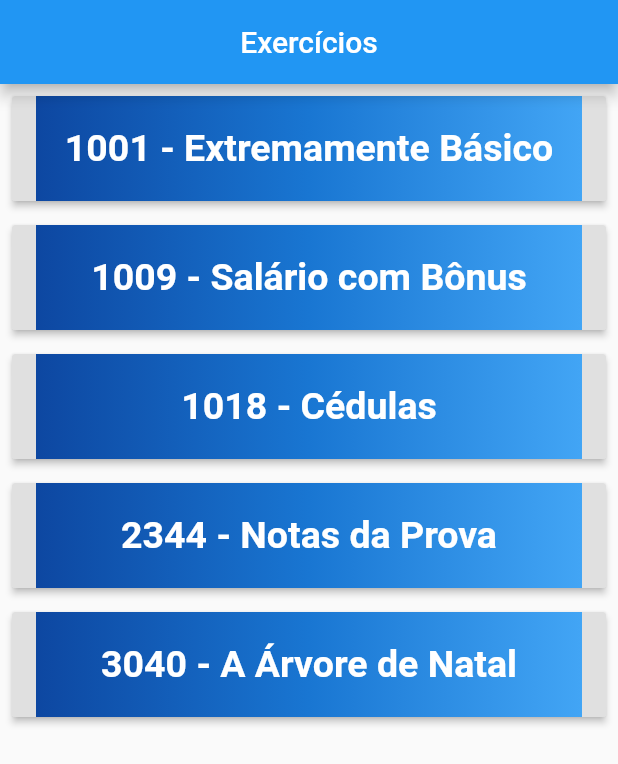
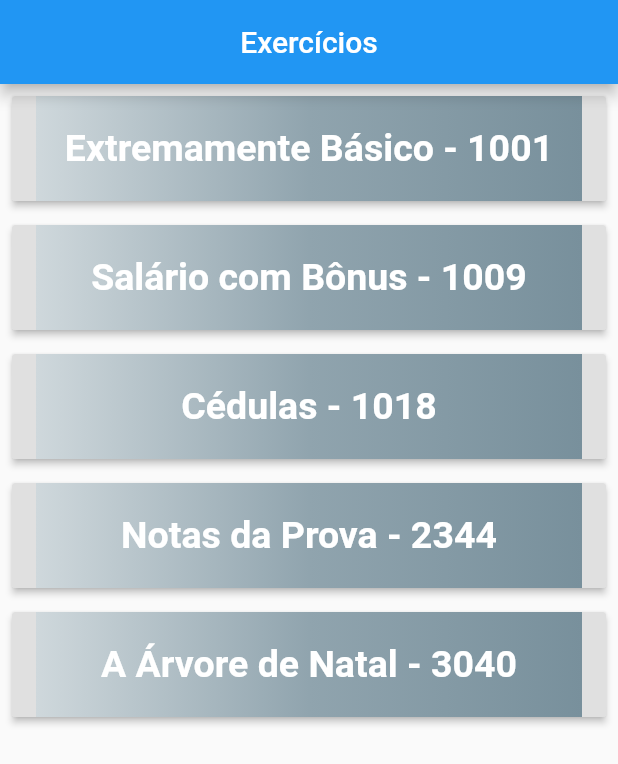
Before and after one commit to WeversonLuiz/trabalho, a Flutter app: the screen it shows after launch, on a phone screen of 412 x 824 dp. Shown: the top 764 px of the screen. Run offline on Flutter 3.47's test engine with Material 2 defaults, Android fonts, the phone set to English and light mode, and no system bars; our stand-ins replace flutter_masked_text.

Commit message:
commit na main

```diff
--- a/lib/screens/home.dart
+++ b/lib/screens/home.dart
@@ -26,15 +26,15 @@ class Home extends StatelessWidget {
                           decoration: const BoxDecoration(
                             gradient: LinearGradient(
                               colors: <Color>[
-                                Color(0XFF0D47A1),
-                                Color(0XFF1976D2),
-                                Color(0XFF42A5F5),
+                                Color(0XFFCFD8DC),
+                                Color(0XFF90A4AE),
+                                Color(0XFF78909C),
                               ],
                             ),
                           ),
                           child: Center(
                             child: Text(
-                              "1001 - Extremamente Básico",
+                              "Extremamente Básico - 1001",
                               textAlign: TextAlign.left,
                               style: TextStyle(
                                 fontSize: 25.0,
@@ -59,15 +59,15 @@ class Home extends StatelessWidget {
                           decoration: const BoxDecoration(
                             gradient: LinearGradient(
                               colors: <Color>[
-                                Color(0XFF0D47A1),
-                                Color(0XFF1976D2),
-                                Color(0XFF42A5F5),
+                                Color(0XFFCFD8DC),
+                                Color(0XFF90A4AE),
+                                Color(0XFF78909C),
                               ],
                             ),
                           ),
                           child: Center(
                             child: Text(
-                              "1009 - Salário com Bônus",
+                              "Salário com Bônus - 1009",
                               textAlign: TextAlign.left,
                               style: TextStyle(
                                 fontSize: 25.0,
@@ -92,15 +92,15 @@ class Home extends StatelessWidget {
                           decoration: const BoxDecoration(
                             gradient: LinearGradient(
                               colors: <Color>[
-                                Color(0XFF0D47A1),
-                                Color(0XFF1976D2),
-                                Color(0XFF42A5F5),
+                                Color(0XFFCFD8DC),
+                                Color(0XFF90A4AE),
+                                Color(0XFF78909C),
                               ],
                             ),
                           ),
                           child: Center(
                             child: Text(
-                              "1018 - Cédulas",
+                              "Cédulas - 1018",
                               textAlign: TextAlign.left,
                               style: TextStyle(
                                 fontSize: 25.0,
@@ -125,15 +125,15 @@ class Home extends StatelessWidget {
                           decoration: const BoxDecoration(
                             gradient: LinearGradient(
                               colors: <Color>[
-                                Color(0XFF0D47A1),
-                                Color(0XFF1976D2),
-                                Color(0XFF42A5F5),
+                                Color(0XFFCFD8DC),
+                                Color(0XFF90A4AE),
+                                Color(0XFF78909C),
                               ],
                             ),
                           ),
                           child: Center(
                             child: Text(
-                              "2344 - Notas da Prova",
+                              "Notas da Prova - 2344",
                               textAlign: TextAlign.left,
                               style: TextStyle(
                                 fontSize: 25.0,
@@ -158,15 +158,15 @@ class Home extends StatelessWidget {
                           decoration: const BoxDecoration(
                             gradient: LinearGradient(
                               colors: <Color>[
-                                Color(0XFF0D47A1),
-                                Color(0XFF1976D2),
-                                Color(0XFF42A5F5),
+                                Color(0XFFCFD8DC),
+                                Color(0XFF90A4AE),
+                                Color(0XFF78909C),
                               ],
                             ),
                           ),
                           child: Center(
                             child: Text(
-                              "3040 - A Árvore de Natal",
+                              "A Árvore de Natal - 3040",
                               textAlign: TextAlign.left,
                               style: TextStyle(
                                 fontSize: 25.0,
```
